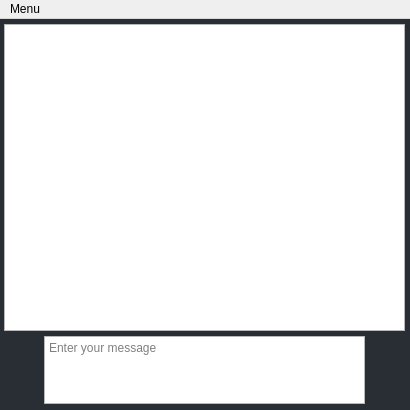
First picture: the form in application/design.ui, repository SadScream/pyqt-messenger, before the edit.
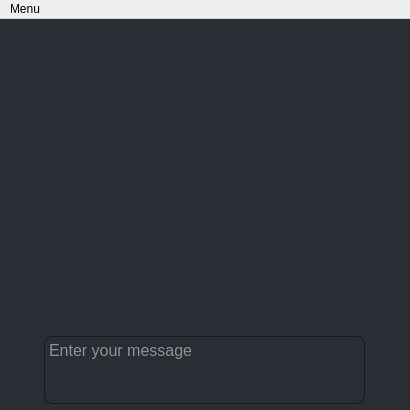
Second picture: the form after the edit. Icons and pictures are not drawn.

The edit to the form file:
```diff
--- a/application/design.ui
+++ b/application/design.ui
@@ -43,7 +43,7 @@
      </rect>
     </property>
     <property name="styleSheet">
-     <string notr="true">QPlainTextEdit {border: 1px solid rgb(20,26,31);border-radius: 8px;background-color: rgb(40,46,51);color: rgb(245,245,245);font-size:16px;font-family:\&quot;Calibri\&quot;;}</string>
+     <string notr="true">QPlainTextEdit {border: 1px solid rgb(20,26,31);border-radius: 8px;background-color: rgb(40,46,51);color: rgb(245,245,245);font-size:16px;font-family:&quot;Calibri&quot;;}</string>
     </property>
     <property name="placeholderText">
      <string>Enter your message</string>
@@ -101,28 +101,6 @@
      </size>
     </property>
    </widget>
-   <widget class="QTextEdit" name="chat">
-    <property name="geometry">
-     <rect>
-      <x>4</x>
-      <y>5</y>
-      <width>401</width>
-      <height>307</height>
-     </rect>
-    </property>
-    <property name="cursor" stdset="0">
-     <cursorShape>ArrowCursor</cursorShape>
-    </property>
-    <property name="styleSheet">
-     <string notr="true">QTextEdit {border: none;border-radius: 10px;background: rgb(24,25,29);font-size: 15px;font-family: \&quot;Calibri\&quot;}</string>
-    </property>
-    <property name="textInteractionFlags">
-     <set>Qt::NoTextInteraction</set>
-    </property>
-    <property name="placeholderText">
-     <string/>
-    </property>
-   </widget>
   </widget>
   <widget class="QMenuBar" name="menuBar">
    <property name="geometry">
```
